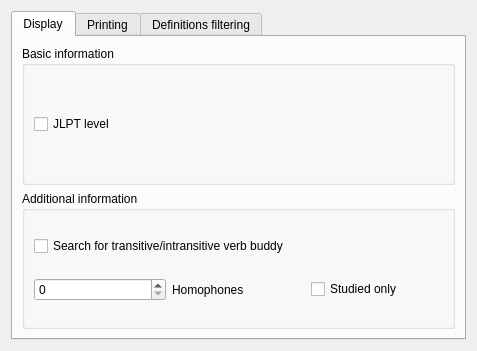
First picture: the form in src/gui/jmdict/JMdictPreferences.ui, repository Gnurou/tagainijisho, before the edit.
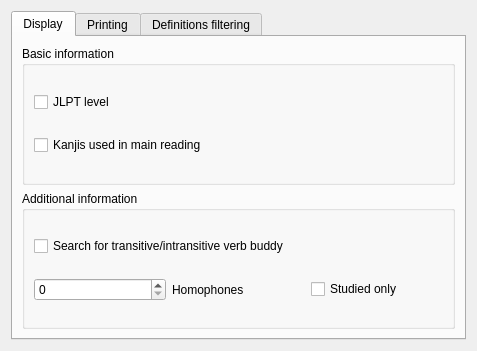
Second picture: the form after the edit. Icons and pictures are not drawn.

Commit message: Information about kanjis used by a JMdict entry can now be displayed

```diff
--- a/src/gui/jmdict/JMdictPreferences.ui
+++ b/src/gui/jmdict/JMdictPreferences.ui
@@ -37,6 +37,13 @@
             </property>
            </widget>
           </item>
+          <item>
+           <widget class="QCheckBox" name="showKanjis">
+            <property name="text">
+             <string>Kanjis used in main reading</string>
+            </property>
+           </widget>
+          </item>
          </layout>
         </widget>
        </item>
```
The commit also changes 3 other files.
